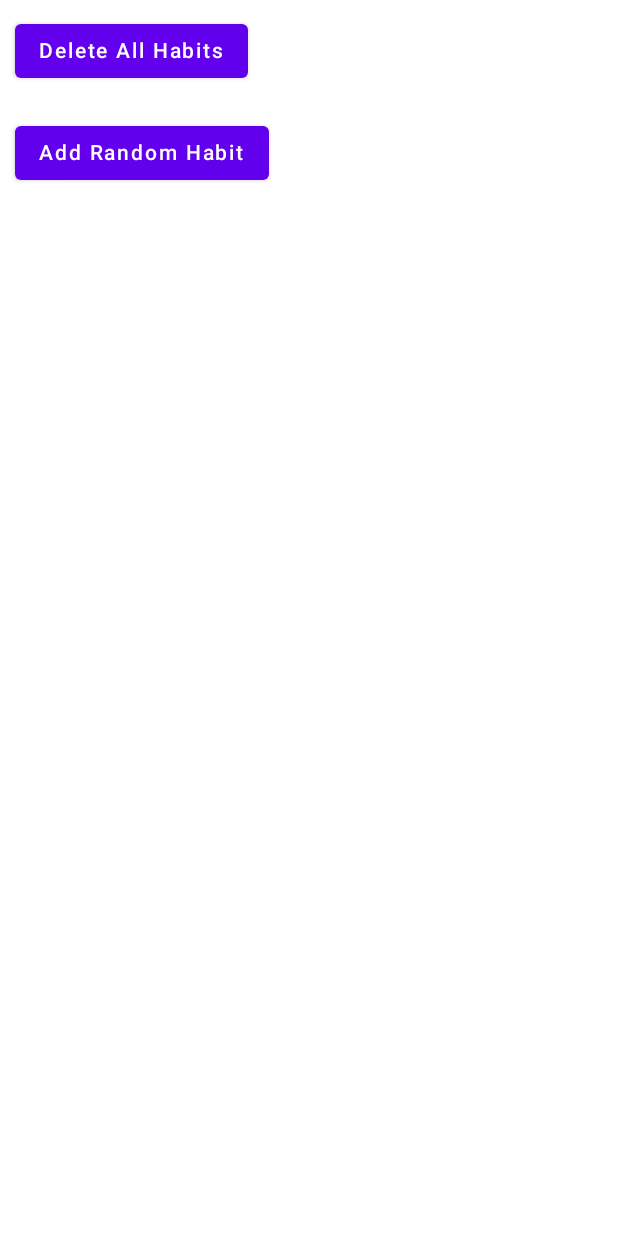
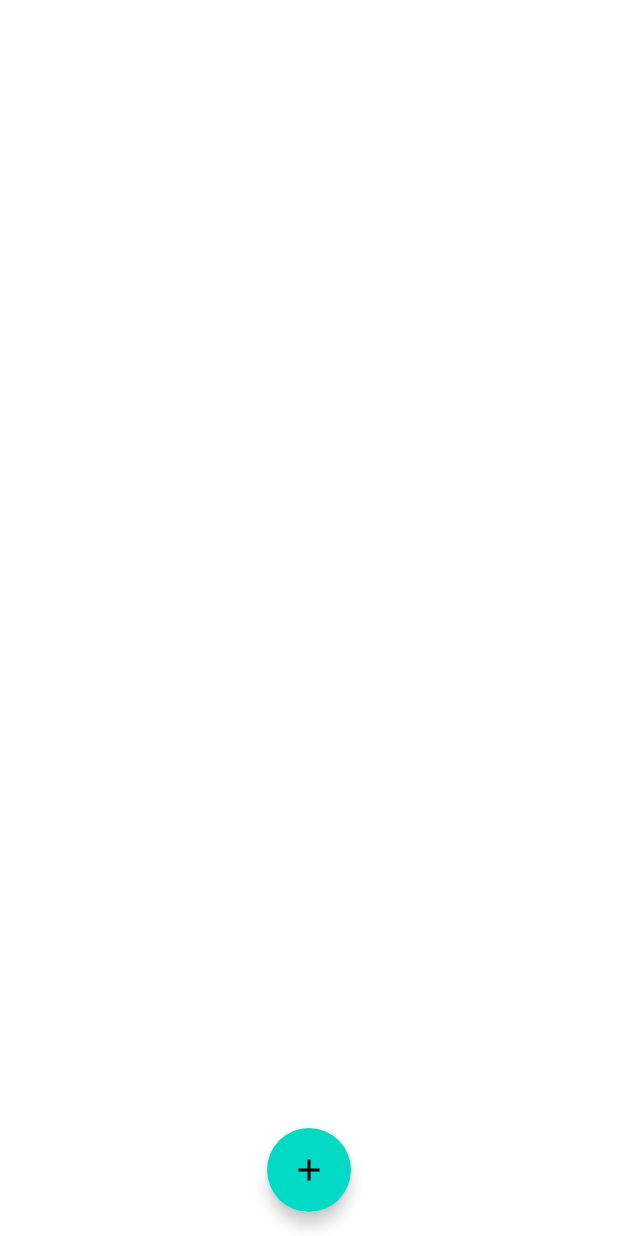
Before and after one commit to Pancia/primer, an Android app built with Jetpack Compose: the screen it shows after launch (MainActivity), after a tap on "List of Habits", on a phone screen of 412 x 824 dp. Run offline under Robolectric (Android 15) with nearby library versions, the phone set to English and light mode, and no system bars; libraries missing offline, so code that uses them is left out: com.beust.klaxon; 2 statements that could not run were skipped.

Commit message:
ui polish

```diff
--- a/app/src/main/java/com/example/myapplication/MyApplication.kt
+++ b/app/src/main/java/com/example/myapplication/MyApplication.kt
@@ -13,17 +13,17 @@ import com.example.myapplication.ui.myNotifChID
 import kotlin.math.ceil
 import java.util.*
 
-class HabitTimer() {
-    val activeHabit = mutableStateOf<UUID?>(null)
+class HabitTimeKeeper() {
+    val activeHabitID = mutableStateOf<UUID?>(null)
     private val triggerTime = mutableStateOf<Long?>(null)
 
     fun init(habitID: String, time: Int) {
-        activeHabit.value = UUID.fromString(habitID)
+        activeHabitID.value = UUID.fromString(habitID)
         triggerTime.value = System.currentTimeMillis() + time * 60 * 1000
     }
 
     fun clear() {
-        activeHabit.value = null
+        activeHabitID.value = null
         triggerTime.value = null
     }
 
@@ -37,7 +37,7 @@ class HabitTimer() {
 
 class Globals(context: Context) {
     val storage = HabitStorage(context)
-    val timer = HabitTimer()
+    val timeKeeper = HabitTimeKeeper()
 }
 
 class MyApplication : Application() {
--- a/app/src/main/java/com/example/myapplication/ui/HabitPicker.kt
+++ b/app/src/main/java/com/example/myapplication/ui/HabitPicker.kt
@@ -10,6 +10,7 @@ import androidx.compose.ui.unit.dp
 
 @Composable
 fun HabitPicker(vm: HabitsListViewModel) {
+    vm.refresh()
     Column(
         modifier = Modifier
             .fillMaxHeight(1f)
@@ -18,7 +19,7 @@ fun HabitPicker(vm: HabitsListViewModel) {
         horizontalAlignment = Alignment.Start
     ) {
         vm.habits.sortedBy { it.title }.forEach {
-            Button(modifier = Modifier.padding(10.dp),
+            Button(modifier = Modifier.padding(10.dp).fillMaxWidth(1f),
                 onClick = { vm.navToTimer(it) }) {
                 Text(text = it.title)
             }
--- a/app/src/main/java/com/example/myapplication/ui/HabitsListScreen.kt
+++ b/app/src/main/java/com/example/myapplication/ui/HabitsListScreen.kt
@@ -1,23 +1,26 @@
 package com.example.myapplication.ui
 
 import androidx.compose.foundation.layout.*
-import androidx.compose.material.Button
-import androidx.compose.material.Text
+import androidx.compose.material.*
+import androidx.compose.material.icons.Icons
+import androidx.compose.material.icons.filled.Add
 import androidx.compose.runtime.Composable
 import androidx.compose.ui.Alignment
 import androidx.compose.ui.Modifier
 import androidx.compose.ui.unit.dp
 import androidx.navigation.NavHostController
 
-var n = 1
-
-fun addRandomHabit(vm: HabitsListViewModel) {
-    val randomTitle = "random-habit-${n++}"
-    vm.createHabit(randomTitle)
-}
-
 @Composable
 fun HabitsList(vm: HabitsListViewModel) {
+    vm.refresh()
+    Scaffold(floatingActionButton = {
+        FloatingActionButton(onClick = {
+            val habit = vm.createHabit("TempTitle")
+            vm.navToHabit(habit)
+        }) {
+            Icon(imageVector = Icons.Default.Add, contentDescription = "Create a new Habit")
+        }
+    }, floatingActionButtonPosition = FabPosition.Center) {
         Column(
             modifier = Modifier
                 .fillMaxHeight(1f)
@@ -25,19 +28,14 @@ fun HabitsList(vm: HabitsListViewModel) {
             verticalArrangement = Arrangement.Top,
             horizontalAlignment = Alignment.Start
         ) {
-        Button(modifier = Modifier.padding(10.dp),
-            onClick = { vm.deleteAllHabits() }) {
-            Text(text = "Delete All Habits")
-        }
             vm.habits.sortedBy { it.title }.forEach {
-            Button(modifier = Modifier.padding(10.dp),
+                Button(modifier = Modifier
+                    .padding(10.dp)
+                    .fillMaxWidth(1f),
                     onClick = { vm.navToHabit(it) }) {
                     Text(text = it.title)
                 }
             }
-        Button(modifier = Modifier.padding(10.dp),
-            onClick = { addRandomHabit(vm) }) {
-            Text(text = "Add Random Habit")
         }
     }
 }
--- a/app/src/main/java/com/example/myapplication/ui/HabitsListViewModel.kt
+++ b/app/src/main/java/com/example/myapplication/ui/HabitsListViewModel.kt
@@ -15,7 +15,8 @@ class HabitsListViewModel(
     val habits = mutableStateListOf<Habit>()
     private val storage = (context as MyApplication).globals.storage
 
-    init {
+    fun refresh() {
+        habits.clear()
         habits.addAll(storage.getAllTitles())
     }
 
--- a/app/src/main/java/com/example/myapplication/ui/theme/Theme.kt
+++ b/app/src/main/java/com/example/myapplication/ui/theme/Theme.kt
@@ -28,7 +28,10 @@ private val LightColorPalette = lightColors(
 )
 
 @Composable
-fun MyApplicationTheme(darkTheme: Boolean = isSystemInDarkTheme(), content: @Composable() () -> Unit) {
+fun MyApplicationTheme(
+    darkTheme: Boolean = isSystemInDarkTheme(),
+    content: @Composable() () -> Unit
+) {
     val colors = if (darkTheme) {
         DarkColorPalette
     } else {
--- a/app/src/main/java/com/example/myapplication/ui/theme/Type.kt
+++ b/app/src/main/java/com/example/myapplication/ui/theme/Type.kt
@@ -8,21 +8,9 @@ import androidx.compose.ui.unit.sp
 
 // Set of Material typography styles to start with
 val Typography = Typography(
-        body1 = TextStyle(
-                fontFamily = FontFamily.Default,
-                fontWeight = FontWeight.Normal,
-                fontSize = 16.sp
-        )
-        /* Other default text styles to override
     button = TextStyle(
         fontFamily = FontFamily.Default,
         fontWeight = FontWeight.W500,
-        fontSize = 14.sp
-    ),
-    caption = TextStyle(
-        fontFamily = FontFamily.Default,
-        fontWeight = FontWeight.Normal,
-        fontSize = 12.sp
+        fontSize = 24.sp
     )
-    */
 )
```
Also changed, not shown: app/src/main/java/com/example/myapplication/MyUI.kt (+11 -1 lines), app/src/main/java/com/example/myapplication/ui/HabitDetail.kt (+20 -10 lines), app/src/main/java/com/example/myapplication/ui/HabitRunning.kt (+77 -44 lines), app/src/main/java/com/example/myapplication/ui/HabitTimer.kt (+7 -7 lines), app/src/main/java/com/example/myapplication/ui/Home.kt (+6 -4 lines), 1 other file. Lines whose indentation alone changed are shown as unchanged.
